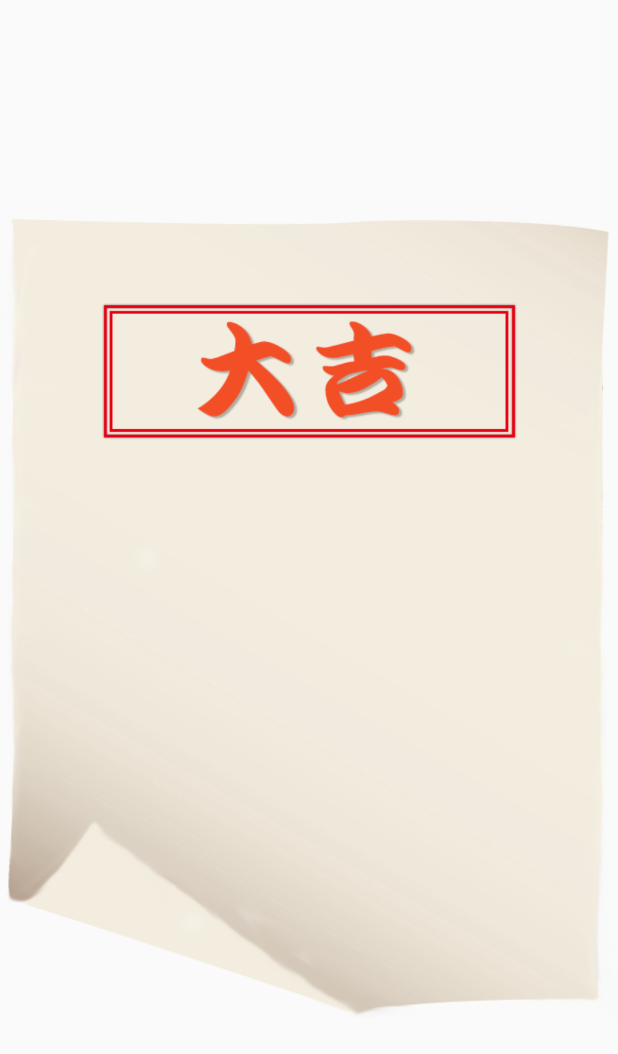
After one commit to TakayaSugiyama/Omikuji, an Android app: the layout fortune.xml on its own in the app's theme, with its tools: preview values and no code run, on a phone screen of 412 x 824 dp. The commit adds this screen. Shown: the top 1054 px of the screen. Run offline under Robolectric (Android 15) with nearby library versions, the phone set to English and light mode, and no system bars.

Commit message:
:tada: finish chap6

```diff
--- /dev/null
+++ b/app/src/main/java/jp/wings/nikkeibp/omikuji/OmikujiParts.kt
@@ -0,0 +1,3 @@
+package jp.wings.nikkeibp.omikuji
+
+data class OmikujiParts(var drawID: Int, var fortuneId: Int)
--- /dev/null
+++ b/app/src/main/res/layout/fortune.xml
@@ -0,0 +1,20 @@
+<?xml version="1.0" encoding="utf-8"?>
+<RelativeLayout xmlns:android="http://schemas.android.com/apk/res/android"
+    xmlns:app="http://schemas.android.com/apk/res-auto"
+    android:layout_width="match_parent"
+    android:layout_height="match_parent">
+
+    <ImageView
+        android:id="@+id/imageView3"
+        android:layout_width="wrap_content"
+        android:layout_height="wrap_content"
+        app:srcCompat="@drawable/result1" />
+
+    <TextView
+        android:id="@+id/textView"
+        android:layout_width="wrap_content"
+        android:layout_height="wrap_content"
+        android:layout_centerInParent="true"
+        android:width="200dp" />
+
+</RelativeLayout>
```
Also changed, not shown: app/src/main/java/jp/wings/nikkeibp/omikuji/OmikujiActivity.kt (+40 -0 lines), app/src/main/res/values/strings.xml (+9 -0 lines).
